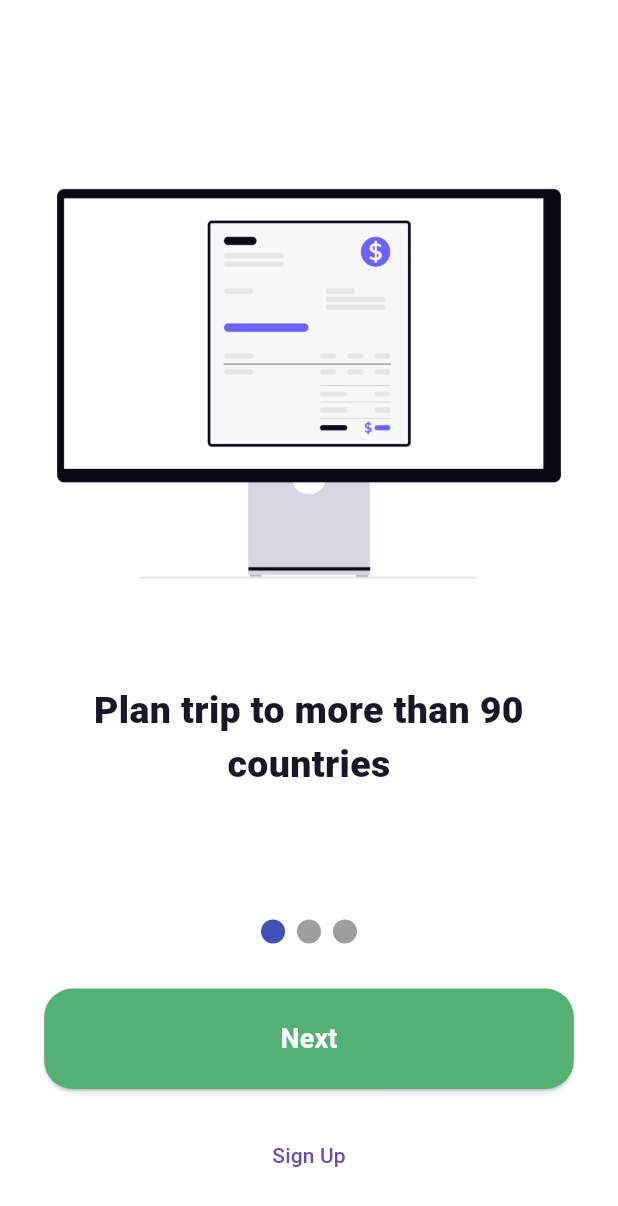
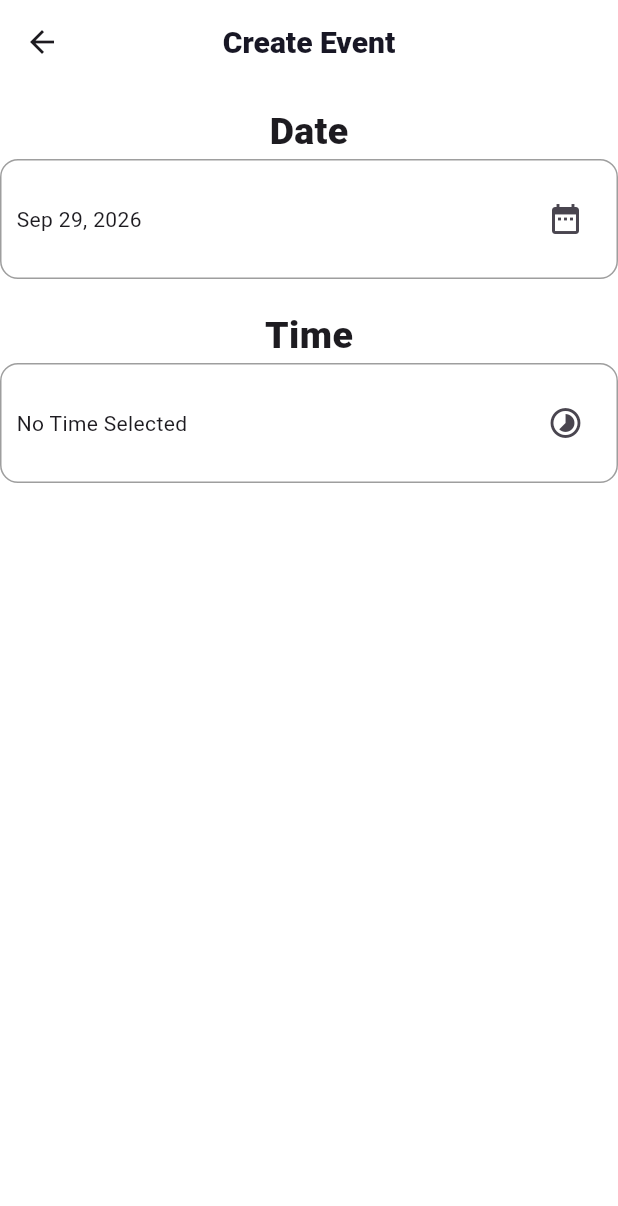
Before and after one commit to AbRehman536/yahya_project, a Flutter app: the screen it shows after launch, on a phone screen of 412 x 824 dp. Shown: the top 1206 px of the screen. Run offline on Flutter 3.47's test engine with Material 3 defaults, Android fonts, the phone set to English and light mode, and no system bars; drawn by our look-alikes of smooth_page_indicator; our stand-ins replace carousel_slider, device_preview, google_fonts.

Commit message:
Date and Time Picker done

```diff
--- /dev/null
+++ b/lib/extra/date_time_picker.dart
@@ -0,0 +1,104 @@
+import 'package:flutter/material.dart';
+import 'package:intl/intl.dart';
+import 'package:yahya_project/utils/app_colors.dart';
+import 'package:yahya_project/widgets/custom_appbar.dart';
+
+class DateTimePicker extends StatefulWidget {
+  const DateTimePicker({super.key});
+
+  @override
+  State<DateTimePicker> createState() => _DateTimePickerState();
+}
+
+class _DateTimePickerState extends State<DateTimePicker> {
+  DateTime selectedDate = DateTime.now();
+  TimeOfDay? selectedTime;
+  @override
+  Widget build(BuildContext context) {
+    return Scaffold(
+      backgroundColor: AppColors.secondaryColor,
+      appBar: PreferredSize(
+          preferredSize: Size.fromHeight(70),
+          child: CustomAppbar(
+            leading: Icon(Icons.arrow_back),
+            title: "Create Event",
+          )),
+      body: Column(
+        children: [
+          Text("Date",style: TextStyle(
+            fontSize: 25,
+            fontWeight: FontWeight.w800,
+          ),),
+          Container(
+            decoration: BoxDecoration(
+              borderRadius: .circular(12),
+              border: Border.all(
+                color: Colors.grey,
+                width: 1
+              )
+            ),
+            child: Padding(
+              padding: const EdgeInsets.symmetric(horizontal: 10.0,vertical: 15),
+              child: Row(
+                mainAxisAlignment: .spaceBetween,
+                children: [
+                  Text(DateFormat.yMMMd().format(selectedDate)),
+                  IconButton(onPressed: (){
+                    showDatePicker(
+                        context: context,
+                        firstDate: DateTime.now(),
+                        lastDate: DateTime(2126))
+                        .then((value){
+                          setState(() {
+                            selectedDate = value!;
+                          });
+                    });
+                  }, icon: Icon((Icons.date_range))
+                  )
+                ],
+              ),
+            ),
+          ),
+          SizedBox(height: 20,),
+          Text("Time",style: TextStyle(
+            fontSize: 25,
+            fontWeight: FontWeight.w800,
+          ),),
+          Container(
+            decoration: BoxDecoration(
+              borderRadius: .circular(12),
+              border: Border.all(
+                color: Colors.grey,
+                width: 1
+              )
+            ),
+            child: Padding(
+              padding: const EdgeInsets.symmetric(horizontal: 10.0,vertical: 15),
+              child: Row(
+                mainAxisAlignment: .spaceBetween,
+                children: [
+                  if(selectedTime != null)
+                  Text(selectedTime!.format(context).toString())
+                  else
+                    Text("No Time Selected"),
+                  IconButton(onPressed: (){
+                    showTimePicker(
+                        context: context,
+                        initialTime: TimeOfDay.now())
+                        .then((val){
+                          setState(() {
+                            selectedTime = val;
+                          });
+                    });
+                  }, icon: Icon((Icons.timelapse))
+                  )
+                ],
+              ),
+            ),
+          ),
+          SizedBox(height: 20,),
+        ],
+      ),
+    );
+  }
+}
--- a/lib/main.dart
+++ b/lib/main.dart
@@ -2,6 +2,7 @@ import 'package:device_preview/device_preview.dart';
 import 'package:flutter/material.dart';
 import 'package:yahya_project/extra/app_bar/app_bar.dart';
 import 'package:yahya_project/extra/app_bar/tab_bar.dart';
+import 'package:yahya_project/extra/date_time_picker.dart';
 import 'package:yahya_project/extra/pageView.dart';
 import 'package:yahya_project/screens/auth/login_screen.dart';
 import 'package:yahya_project/screens/home/beverages.dart';
@@ -37,7 +38,7 @@ class MyApp extends StatelessWidget {
       locale: DevicePreview.locale(context),
       builder: DevicePreview.appBuilder,
 
-      home: PageViewScreen(),
+      home: DateTimePicker(),
     );
   }
 }
--- a/pubspec.yaml
+++ b/pubspec.yaml
@@ -38,6 +38,7 @@ dependencies:
   google_fonts: ^8.2.1
   carousel_slider: ^5.1.2
   smooth_page_indicator: ^3.0.0
+  intl: ^0.20.3
 
 
 dev_dependencies:
```
Also changed, not shown: pubspec.lock.
